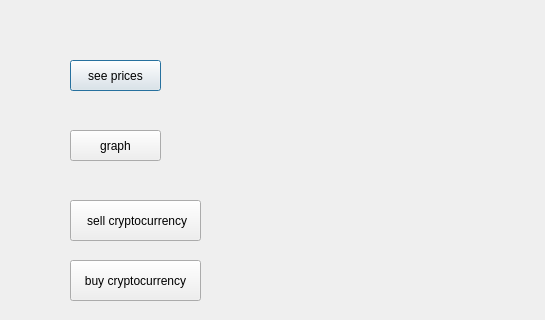
Old version of the form iut/accountpage.ui in the repository Ps3383/iut_wallet; both pictures show x 0 to 545 and y 0 to 320 of the 777 by 463 pixel window.
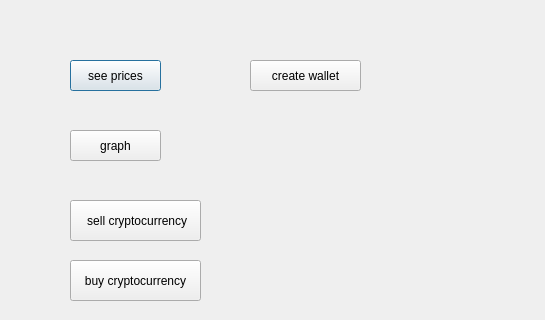
New version of the form.

Commit message: create wallet

Diff of the .ui file:
```diff
--- a/iut/accountpage.ui
+++ b/iut/accountpage.ui
@@ -78,6 +78,19 @@
     <string>log out</string>
    </property>
   </widget>
+  <widget class="QPushButton" name="createwallet">
+   <property name="geometry">
+    <rect>
+     <x>250</x>
+     <y>60</y>
+     <width>111</width>
+     <height>31</height>
+    </rect>
+   </property>
+   <property name="text">
+    <string>create wallet</string>
+   </property>
+  </widget>
  </widget>
  <resources/>
  <connections/>
```
The commit also changes 28 other files.
